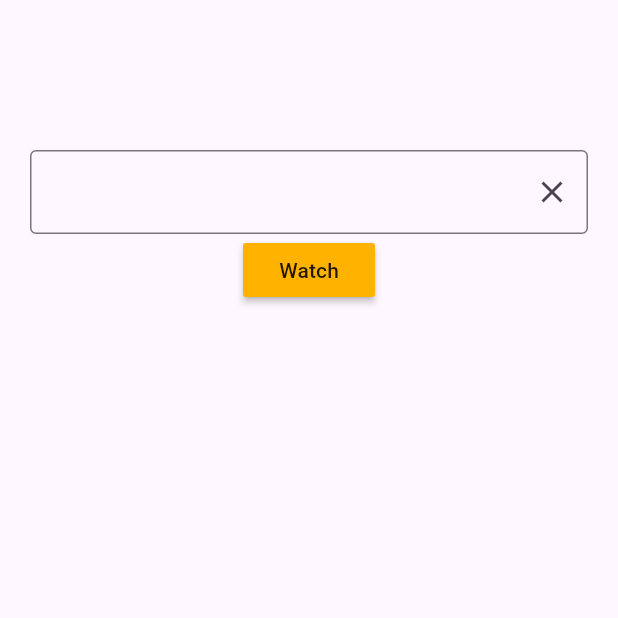
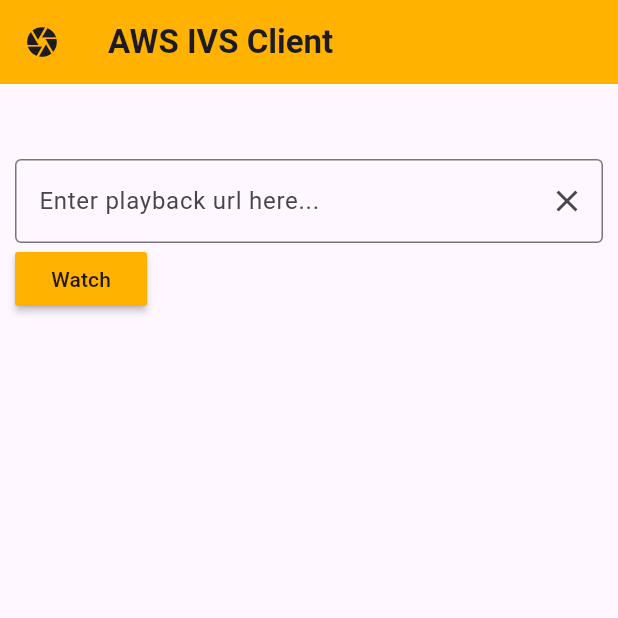
Before and after one commit to Saptarshi-singharoy/HLS-Broadcasting, a Flutter app: the screen it shows after launch, on a phone screen of 412 x 824 dp, the top half of it. Run offline on Flutter 3.47's test engine with Material 3 defaults, Android fonts, the phone set to English and light mode, and no system bars.

Commit message:
file move and playback url input

```diff
--- a/lib/main.dart
+++ b/lib/main.dart
@@ -1,107 +1,5 @@
-import 'dart:io';
-
-import 'package:flutapp/my_video_view.dart';
+import 'package:flutapp/screens/my_home_page.dart';
 import 'package:flutter/material.dart';
-import 'package:flutter/services.dart';
-
-class MyHomePage extends StatefulWidget {
-  const MyHomePage({super.key});
-
-  @override
-  State<MyHomePage> createState() => _MyHomePageState();
-}
-
-class _MyHomePageState extends State<MyHomePage> {
-  static const selectVideoChannel = MethodChannel("playVideoPlatform");
-  @override
-  Widget build(BuildContext context) {
-    return Scaffold(
-      body: SafeArea(
-          child: Column(
-        children: [
-          Platform.isAndroid
-              ? IntroScreen()
-              : TextButton(
-                  onPressed: () async {
-                    try {
-                      await selectVideoChannel.invokeMethod('selectVideo', {
-                        'videoUrl':
-                            "https://eab30f14a9fe.ap-south-1.playback.live-video.net/api/video/v1/ap-south-1.730335194207.channel.Rqyu1GDAcfsD.m3u8"
-                      });
-                    } on PlatformException catch (e) {
-                      debugPrint("Fail: '${e.message}'.");
-                    }
-                  },
-                  child: const Text("Select Video"),
-                )
-        ],
-      )),
-    );
-  }
-}
-
-class AndroidPlayer extends StatelessWidget {
-  final String videoUrl;
-  const AndroidPlayer({required this.videoUrl, super.key});
-
-  @override
-  Widget build(BuildContext context) {
-    return Expanded(child: MyVideoView(videoUrl: videoUrl));
-  }
-}
-
-class IntroScreen extends StatefulWidget {
-  const IntroScreen({super.key});
-
-  @override
-  State<IntroScreen> createState() => _IntroScreenState();
-}
-
-class _IntroScreenState extends State<IntroScreen> {
-  final _controller = TextEditingController();
-
-  @override
-  Widget build(BuildContext context) {
-    return Padding(
-      padding: const EdgeInsets.symmetric(vertical: 100, horizontal: 20),
-      child: Column(
-        mainAxisAlignment: MainAxisAlignment.center,
-        children: [
-          TextFormField(
-            validator: (value) {
-              if (value == null || value.isEmpty) {
-                return 'Please enter some text';
-              }
-              return null;
-            },
-            controller: _controller,
-            decoration: InputDecoration(
-                border: OutlineInputBorder(),
-                suffixIcon: IconButton(
-                    onPressed: () {
-                      _controller.clear();
-                    },
-                    icon: Icon(Icons.clear))),
-          ),
-          MaterialButton(
-            color: Colors.amber[600],
-            onPressed: () {
-              if (_controller.text != null || _controller.text.isNotEmpty) {
-                Navigator.of(context).push(
-                  MaterialPageRoute(
-                      builder: (context) => AndroidPlayer(
-                            videoUrl: _controller.text,
-                          )),
-                );
-              }
-            },
-            child: Text('Watch'),
-          )
-        ],
-      ),
-    );
-  }
-}
 
 void main() => runApp(MaterialApp(
       home: MyHomePage(),
--- /dev/null
+++ b/lib/screens/intro_screen.dart
@@ -0,0 +1,48 @@
+import 'package:flutapp/widgets/android_player.dart';
+import 'package:flutter/material.dart';
+
+class IntroScreen extends StatefulWidget {
+  const IntroScreen({super.key});
+
+  @override
+  State<IntroScreen> createState() => _IntroScreenState();
+}
+
+class _IntroScreenState extends State<IntroScreen> {
+  final _controller = TextEditingController();
+  @override
+  Widget build(BuildContext context) {
+    return Padding(
+      padding: const EdgeInsets.symmetric(vertical: 50, horizontal: 10),
+      child: Column(
+        mainAxisAlignment: MainAxisAlignment.center,
+        crossAxisAlignment: CrossAxisAlignment.start,
+        children: [
+          TextFormField(
+            controller: _controller,
+            decoration: InputDecoration(
+                hintText: "Enter playback url here...",
+                border: OutlineInputBorder(),
+                suffixIcon: IconButton(
+                    onPressed: () {
+                      _controller.clear();
+                    },
+                    icon: Icon(Icons.close))),
+          ),
+          MaterialButton(
+            onPressed: () {
+              Navigator.of(context).push(
+                MaterialPageRoute(
+                    builder: (context) => AndroidPlayer(
+                          videoUrl: _controller.text,
+                        )),
+              );
+            },
+            child: Text("Watch"),
+            color: Colors.amber[600],
+          )
+        ],
+      ),
+    );
+  }
+}
--- /dev/null
+++ b/lib/screens/my_home_page.dart
@@ -0,0 +1,50 @@
+import 'dart:io';
+
+import 'package:flutapp/screens/intro_screen.dart';
+import 'package:flutapp/widgets/android_player.dart';
+import 'package:flutter/material.dart';
+import 'package:flutter/services.dart';
+
+class MyHomePage extends StatefulWidget {
+  const MyHomePage({super.key});
+
+  @override
+  State<MyHomePage> createState() => _MyHomePageState();
+}
+
+class _MyHomePageState extends State<MyHomePage> {
+  static const selectVideoChannel = MethodChannel("playVideoPlatform");
+  @override
+  Widget build(BuildContext context) {
+    return Scaffold(
+      appBar: AppBar(
+        backgroundColor: Colors.amber[600],
+        leading: Icon(Icons.camera),
+        title: Text(
+          "AWS IVS Client",
+          style: TextStyle(fontWeight: FontWeight.bold),
+        ),
+      ),
+      body: SafeArea(
+          child: Column(
+        children: [
+          Platform.isAndroid
+              ? IntroScreen()
+              : TextButton(
+                  onPressed: () async {
+                    try {
+                      await selectVideoChannel.invokeMethod('selectVideo', {
+                        'videoUrl':
+                            "https://eab30f14a9fe.ap-south-1.playback.live-video.net/api/video/v1/ap-south-1.730335194207.channel.Rqyu1GDAcfsD.m3u8"
+                      });
+                    } on PlatformException catch (e) {
+                      debugPrint("Fail: '${e.message}'.");
+                    }
+                  },
+                  child: const Text("Select Video"),
+                )
+        ],
+      )),
+    );
+  }
+}
```
Also changed, not shown: lib/widgets/android_player.dart (added, +12 -0 lines), lib/widgets/my_video_view.dart (renamed from lib/my_video_view.dart), 2 other files.
